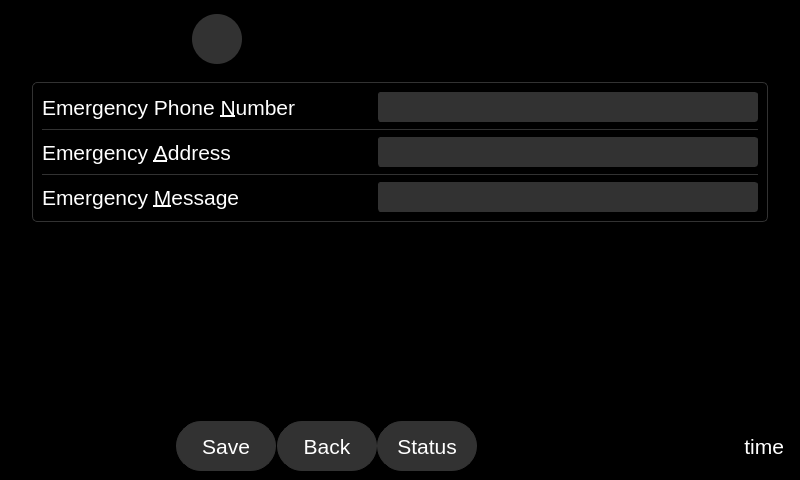
First picture: the form in qt_design/main_window.ui, repository zyl120/Naloxone_Safety_Kit, before the edit.
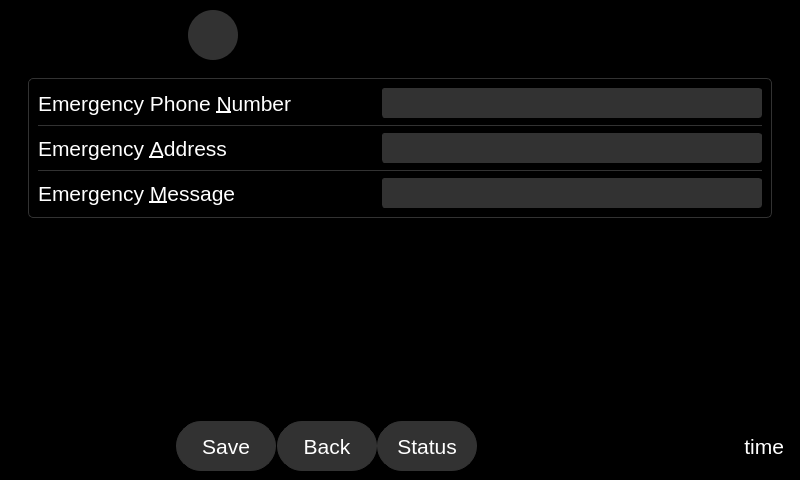
Second picture: the form after the edit. The open tabs and pages were chosen to show the change. Icons and pictures are not drawn.

Patch:
```diff
--- a/qt_design/main_window.ui
+++ b/qt_design/main_window.ui
@@ -1000,6 +1000,21 @@
       </widget>
       <widget class="QWidget" name="settingsPage">
        <layout class="QGridLayout" name="gridLayout_15">
+        <property name="leftMargin">
+         <number>5</number>
+        </property>
+        <property name="topMargin">
+         <number>5</number>
+        </property>
+        <property name="rightMargin">
+         <number>5</number>
+        </property>
+        <property name="bottomMargin">
+         <number>5</number>
+        </property>
+        <property name="spacing">
+         <number>5</number>
+        </property>
         <item row="0" column="0">
          <widget class="QTabWidget" name="settingsTab">
           <property name="enabled">
@@ -1763,8 +1778,8 @@
                 <rect>
                  <x>0</x>
                  <y>0</y>
-                 <width>746</width>
-                 <height>310</height>
+                 <width>762</width>
+                 <height>332</height>
                 </rect>
                </property>
                <layout class="QVBoxLayout" name="verticalLayout_44">
```
Left out of the diff: 78 changed lines with no effect on the pictures.
